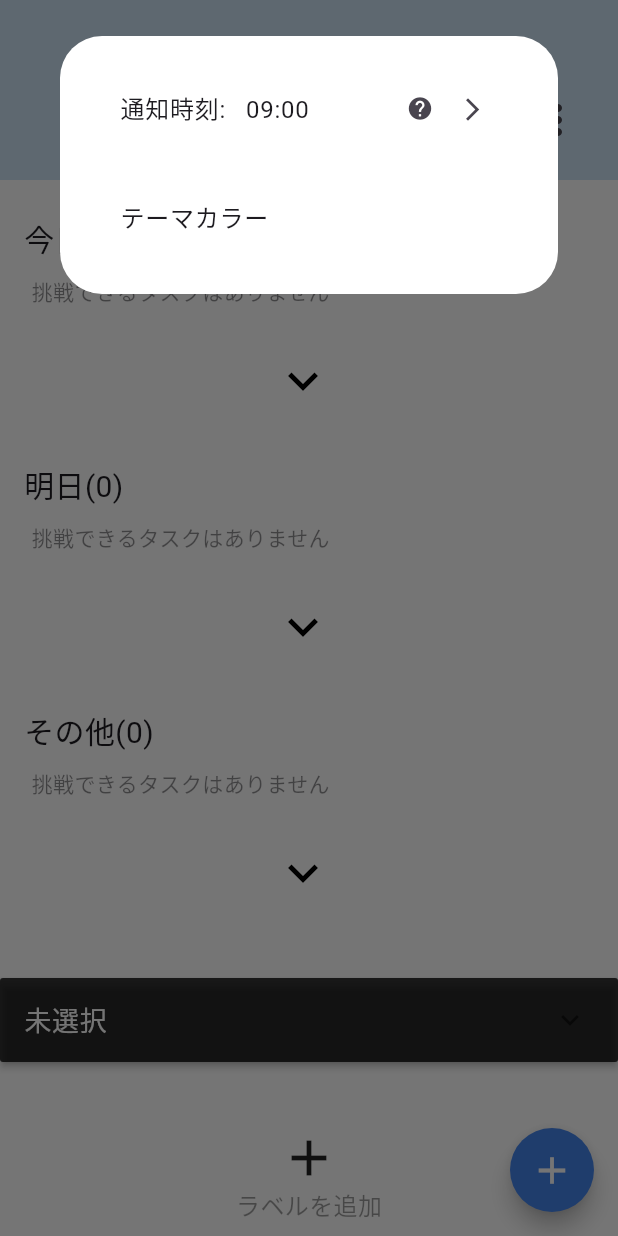
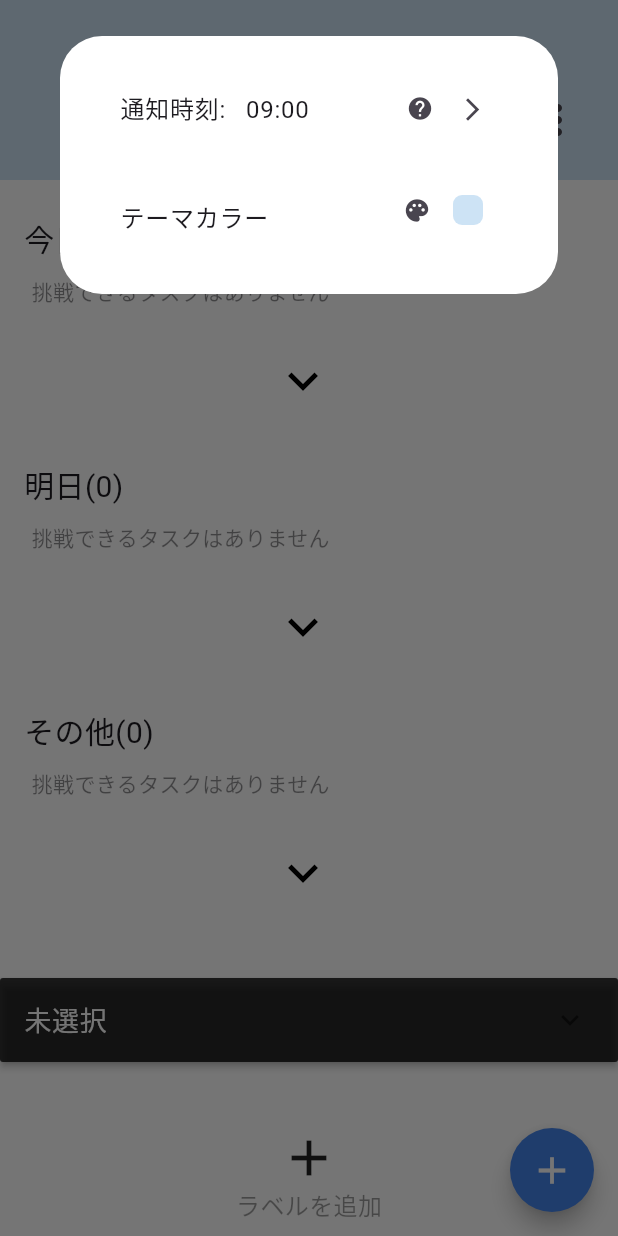
Before and after one commit to skyrinrin/flutter-practices, a Flutter app: the screen it shows after launch, after a tap on the "more vert" icon, on a phone screen of 412 x 824 dp. Run offline on Flutter 3.47's test engine with Material 3 defaults, Android fonts, the phone set to English and light mode, and no system bars; our stand-ins replace flutter_colorpicker, flutter_local_notifications, hooks_riverpod, permission_handler, shared_preferences and 1 more; missing offline and left inert: dart:ffi.

Commit message:
'設定からテーマカラーを選択できるようにした'

```diff
--- a/task_app/lib/presentation/appbar.dart
+++ b/task_app/lib/presentation/appbar.dart
@@ -1,14 +1,22 @@
 import 'package:flutter/material.dart';
+import 'package:hooks_riverpod/hooks_riverpod.dart';
 import 'package:task_app/common/common.dart';
+import 'package:task_app/domain/account_domain.dart';
 import 'package:task_app/presentation/settings_dialog.dart';
+import 'package:task_app/provider/provider.dart';
 
-class Appbar extends StatelessWidget {
+class Appbar extends ConsumerWidget {
   @override
-  Widget build(BuildContext context) {
-    return Container(
+  Widget build(BuildContext context, WidgetRef ref) {
+    final accountAsync = ref.watch(accountNotifierProvider);
+
+    return accountAsync.when(
+      data:
+          (account) => Container(
             height: 120,
 
-      color: Common.primaryColor,
+            // color: Common.primaryColor,
+            color: account.themeColor,
             child: Stack(
               children: [
                 Positioned(
@@ -30,6 +38,9 @@ class Appbar extends StatelessWidget {
                 //必要なウィジェットがあればここから追加
               ],
             ),
+          ),
+      loading: () => CircularProgressIndicator(),
+      error: (e, _) => Text('Error: $e'),
     );
   }
 }
--- a/task_app/lib/presentation/settings_dialog.dart
+++ b/task_app/lib/presentation/settings_dialog.dart
@@ -4,9 +4,11 @@ import 'dart:ffi';
 
 import 'package:flutter/material.dart';
 import 'package:hooks_riverpod/hooks_riverpod.dart';
+import 'package:task_app/domain/account_domain.dart';
 import 'package:task_app/presentation/help_alertdialogs.dart';
 import 'package:task_app/presentation/notifi_settings_dialog.dart';
 import 'package:task_app/provider/provider.dart';
+import 'package:flutter_colorpicker/flutter_colorpicker.dart';
 
 class SettingsView extends ConsumerStatefulWidget {
   @override
@@ -14,6 +16,23 @@ class SettingsView extends ConsumerStatefulWidget {
 }
 
 class _SettingsViewState extends ConsumerState<SettingsView> {
+  // late Color _selectedColor = Colors.white;
+
+  // @override
+  // void initState() {
+  //   super.initState();
+  //   initColorSet();
+  // final account = ref.watch(accountNotifierProvider.notifier);
+  // }
+
+  // void initColorSet() async {
+  //   final useCase = ref.read(accountUseCaseProvider);
+  //   Account account = await useCase.getAccount();
+
+  //   _selectedColor = account.themeColor;
+  //   print('テーマカラー: $account');
+  // }
+
   //
   Future<void> _selectNotifiTime(BuildContext context) async {
     // TimeOfDay _selectedTime = TimeOfDay.now();
@@ -40,6 +59,82 @@ class _SettingsViewState extends ConsumerState<SettingsView> {
           (account) => Text('通知時刻:   ${convertTime(account.dailyNotifiTime)}'),
       loading: () => const CircularProgressIndicator(),
       error: (e, _) => Text('error: $e'),
+    );
+  }
+
+  // addLabelWindowと被っているため再利用すべきかも
+  // あとレイアウトがキモイ
+
+  // カラーピッカー
+  Widget _colorPicker() {
+    final accountAsync = ref.watch(accountNotifierProvider);
+    return accountAsync.when(
+      data:
+          (account) => BlockPicker(
+            pickerColor: account.themeColor,
+            onColorChanged: (Color color) async {
+              // setState(() async {
+              await ref
+                  .read(accountNotifierProvider.notifier)
+                  .updateThemeColor(color);
+              // });
+            },
+          ),
+      loading: () => CircularProgressIndicator(),
+      error: (e, _) => Text('Error: $e'),
+    );
+  }
+
+  // カラー選択ダイアログ
+  void _showColorPickerDialog() {
+    showDialog(
+      context: context,
+      builder: (context) {
+        return AlertDialog(
+          title: Text('色を選択してください'),
+          content: SingleChildScrollView(child: _colorPicker()),
+        );
+      },
+    );
+  }
+
+  Widget _selectColorWidget() {
+    final accountAync = ref.watch(accountNotifierProvider);
+    return accountAync.when(
+      data:
+          (account) => Container(
+            // color: Colors.amber,
+            width: 70,
+            // height: 80,
+            child: Stack(
+              children: [
+                Positioned(
+                  top: 0,
+                  child: Row(
+                    children: [
+                      IconButton(
+                        icon: Icon(Icons.palette, size: 18),
+                        onPressed: () => _showColorPickerDialog(),
+                      ),
+                      GestureDetector(
+                        onTap: () => _showColorPickerDialog(),
+                        child: Container(
+                          height: 20,
+                          width: 20,
+                          decoration: BoxDecoration(
+                            color: account.themeColor,
+                            borderRadius: BorderRadius.circular(6),
+                          ),
+                        ),
+                      ),
+                    ],
+                  ),
+                ),
+              ],
+            ),
+          ),
+      loading: () => CircularProgressIndicator(),
+      error: (e, _) => Text('Error: $e'),
     );
   }
 
@@ -117,7 +212,12 @@ class _SettingsViewState extends ConsumerState<SettingsView> {
         ),
 
         //
-        SimpleDialogOption(child: ListTile(title: Text('テーマカラー'))),
+        SimpleDialogOption(
+          child: ListTile(
+            title: Text('テーマカラー'),
+            trailing: _selectColorWidget(),
+          ),
+        ),
       ],
     );
   }
```
Also changed, not shown: task_app/lib/application/application.dart (+9 -0 lines), task_app/lib/provider/provider.dart (+12 -0 lines). Lines whose indentation alone changed are shown as unchanged.
